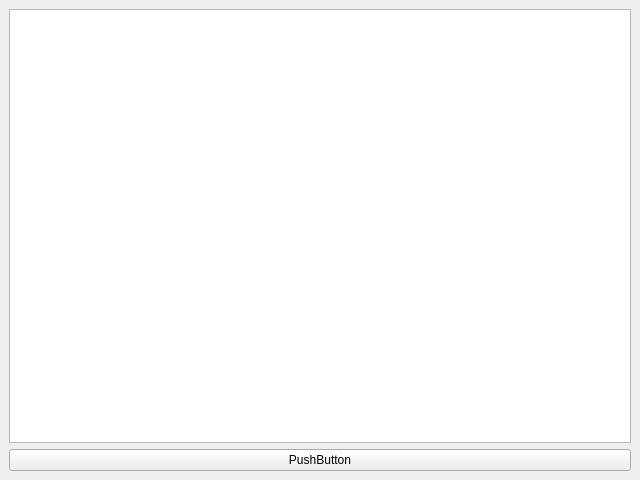
Old version of the form MultiClient/Gui/ClientDialog.ui in the repository nakatsusizuru/NetworkSystem.
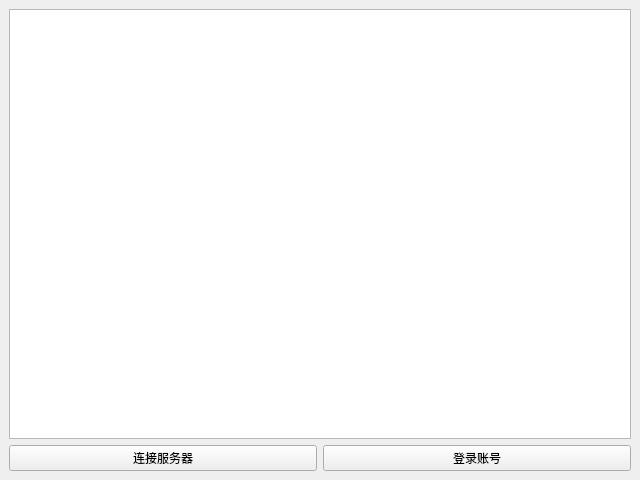
New version of the form.

Patch:
```diff
--- a/MultiClient/Gui/ClientDialog.ui
+++ b/MultiClient/Gui/ClientDialog.ui
@@ -25,11 +25,22 @@
      <widget class="QTableView" name="tableView"/>
     </item>
     <item>
+     <layout class="QHBoxLayout" name="horizontalLayout">
+      <item>
      <widget class="QPushButton" name="pushButton">
       <property name="text">
-       <string>PushButton</string>
-      </property>
-     </widget>
+         <string>连接服务器</string>
+        </property>
+       </widget>
+      </item>
+      <item>
+       <widget class="QPushButton" name="PushSignIn">
+        <property name="text">
+         <string>登录账号</string>
+        </property>
+       </widget>
+      </item>
+     </layout>
     </item>
    </layout>
   </widget>
```
Lines whose indentation alone changed are shown as unchanged.
